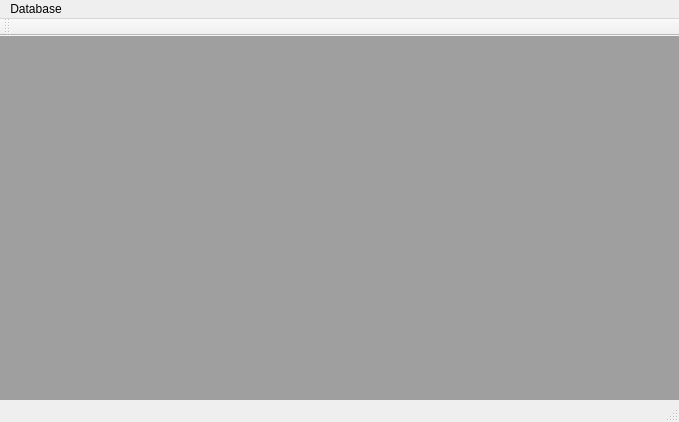
Above: mainwindow.ui from MrBzjaQQ/DBApplication before the change. Below: the same form after it.
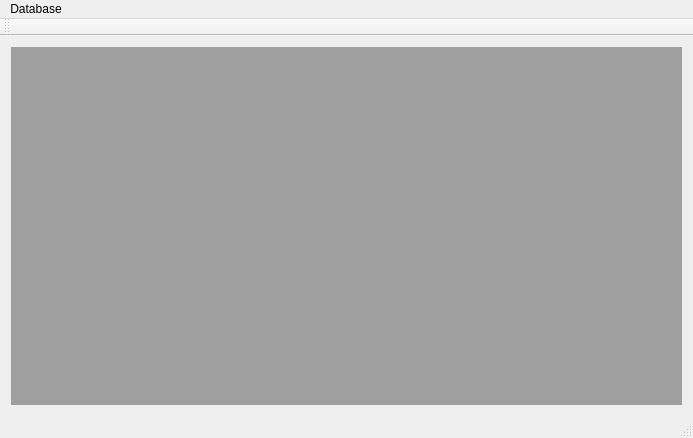
That is the form after the change.

Commit message: Added sub window open logic.

The edit to the form file:
```diff
--- a/mainwindow.ui
+++ b/mainwindow.ui
@@ -6,31 +6,26 @@
    <rect>
     <x>0</x>
     <y>0</y>
-    <width>679</width>
-    <height>422</height>
+    <width>693</width>
+    <height>438</height>
    </rect>
   </property>
   <property name="windowTitle">
    <string>MainWindow</string>
   </property>
   <widget class="QWidget" name="centralWidget">
-   <widget class="QMdiArea" name="mdiArea">
-    <property name="geometry">
-     <rect>
-      <x>-1</x>
-      <y>-1</y>
-      <width>681</width>
-      <height>371</height>
-     </rect>
-    </property>
-   </widget>
+   <layout class="QGridLayout" name="gridLayout">
+    <item row="0" column="0">
+     <widget class="QMdiArea" name="mdiArea"/>
+    </item>
+   </layout>
   </widget>
   <widget class="QMenuBar" name="menuBar">
    <property name="geometry">
     <rect>
      <x>0</x>
      <y>0</y>
-     <width>679</width>
+     <width>693</width>
      <height>21</height>
     </rect>
    </property>
```
The commit also changes 7 other files.
